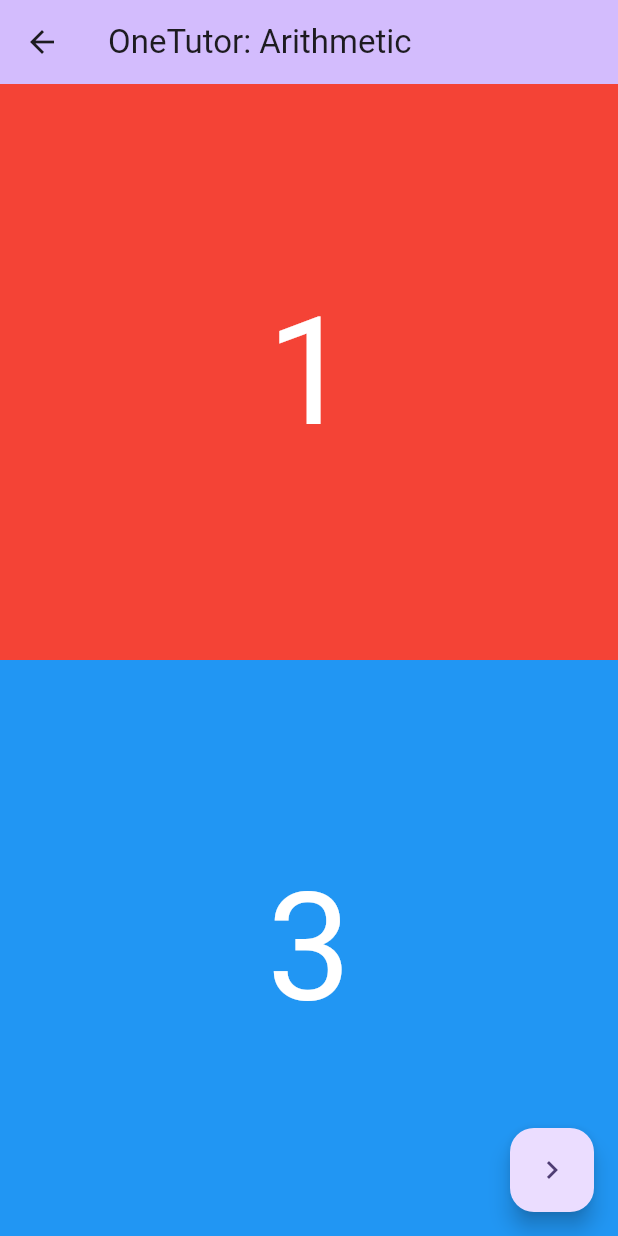
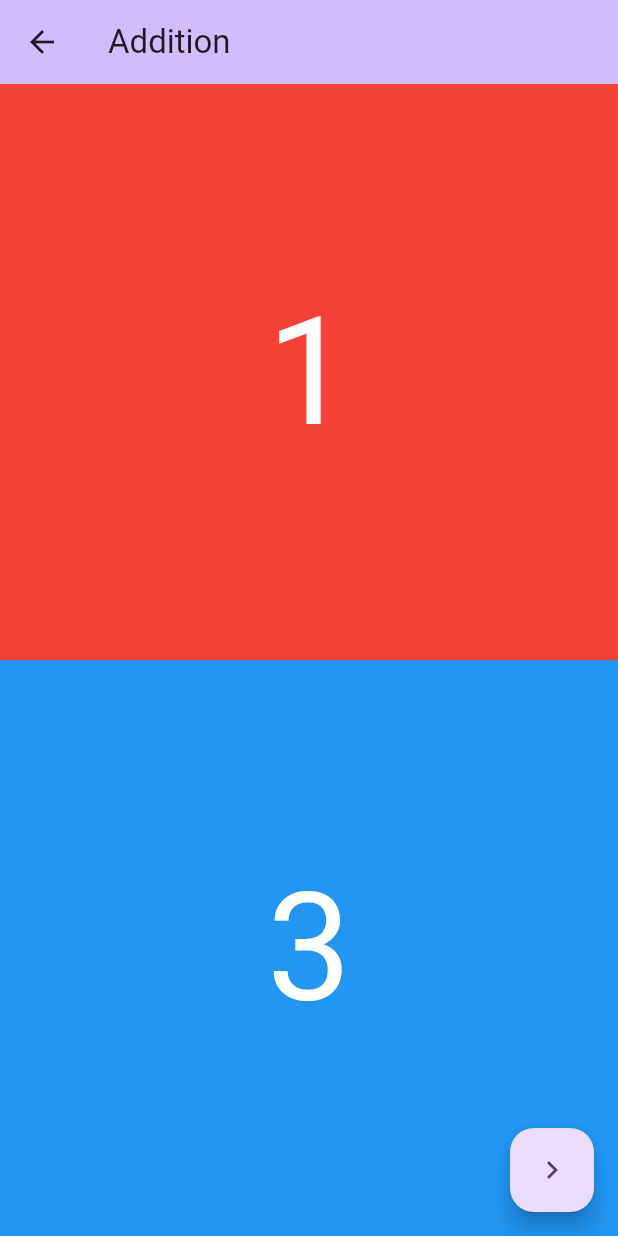
Before and after one commit to KulikovDO/OneTutor.Arithmetic, a Flutter app: the screen it shows after launch, after a tap on "Addition", on a phone screen of 412 x 824 dp. Run offline on Flutter 3.47's test engine with Material 3 defaults, Android fonts, the phone set to English and light mode, and no system bars; our stand-ins replace confetti, flutter_tts, google_fonts, shared_preferences; missing offline and left inert: flutter_soloud.

Commit message:
pass operation to main screen

```diff
--- a/lib/final_screen.dart
+++ b/lib/final_screen.dart
@@ -1,5 +1,5 @@
 import 'package:first_app/audio_controller.dart';
-import 'package:first_app/main_screen.dart';
+import 'package:first_app/start_screen.dart';
 import 'package:flutter/material.dart';
 import 'package:google_fonts/google_fonts.dart';
 import 'package:confetti/confetti.dart';
@@ -40,7 +40,7 @@ class _FinalScreenState extends State<FinalScreen> {
   void _handleOnPressed(BuildContext context) {
     Navigator.of(context).push(
       MaterialPageRoute(
-        builder: (ctx) => MainScreen(),
+        builder: (ctx) => StartScreen(),
       ),
     );
 
--- a/lib/main_screen.dart
+++ b/lib/main_screen.dart
@@ -1,4 +1,6 @@
+import 'package:first_app/data/arithmetic_operation.dart';
 import 'package:first_app/final_screen.dart';
+import 'package:first_app/misc/extensions.dart';
 import 'package:flutter/material.dart';
 import 'package:first_app/progress_indicator.dart' as pi;
 import 'dart:math';
@@ -10,10 +12,12 @@ var rng = Random();
 FlutterTts flutterTts = FlutterTts();
 
 class MainScreen extends StatefulWidget {
-  MainScreen({super.key})
+  MainScreen({super.key, required this.arithmeticOperation})
   {
     flutterTts.setSpeechRate(0.4);
   }
+
+  final ArithmeticOperation arithmeticOperation;
 
   @override
   State<MainScreen> createState() => _MainScreenState();
@@ -105,8 +109,7 @@ class _MainScreenState extends State<MainScreen> {
     return Scaffold(
       appBar: AppBar(
         backgroundColor: Theme.of(context).colorScheme.inversePrimary,
-        // automaticallyImplyLeading: false,
-        title: const Text("OneTutor: Arithmetic"),
+        title: Text(widget.arithmeticOperation.name.capitalize()),
       ),
       body: Stack(
         children: <Widget>[
--- a/lib/start_screen.dart
+++ b/lib/start_screen.dart
@@ -15,7 +15,7 @@ class StartScreen extends StatelessWidget {
     // print(category.title);
     Navigator.of(context).push(
       MaterialPageRoute(
-        builder: (ctx) => MainScreen(),
+        builder: (ctx) => MainScreen(arithmeticOperation: category.arithmeticOperation),
       ),
     );
 
```
